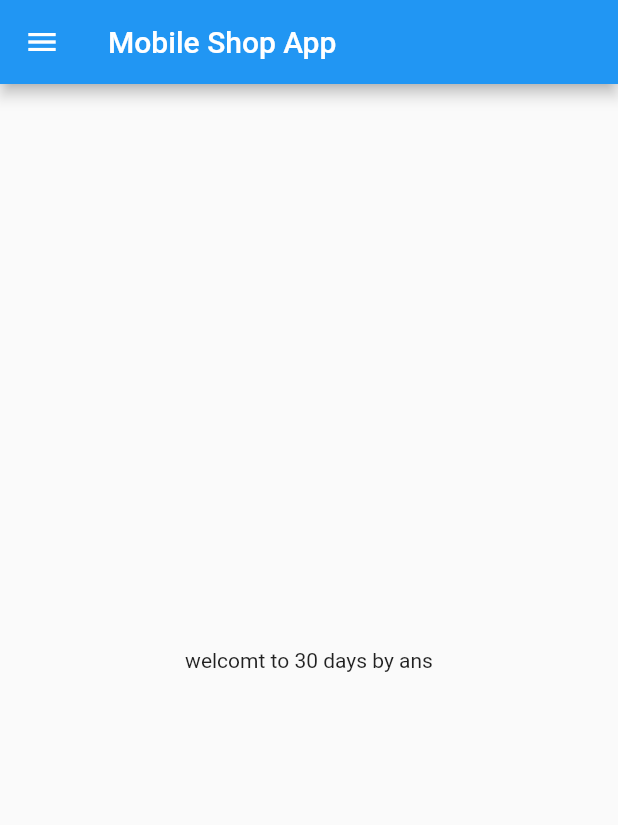
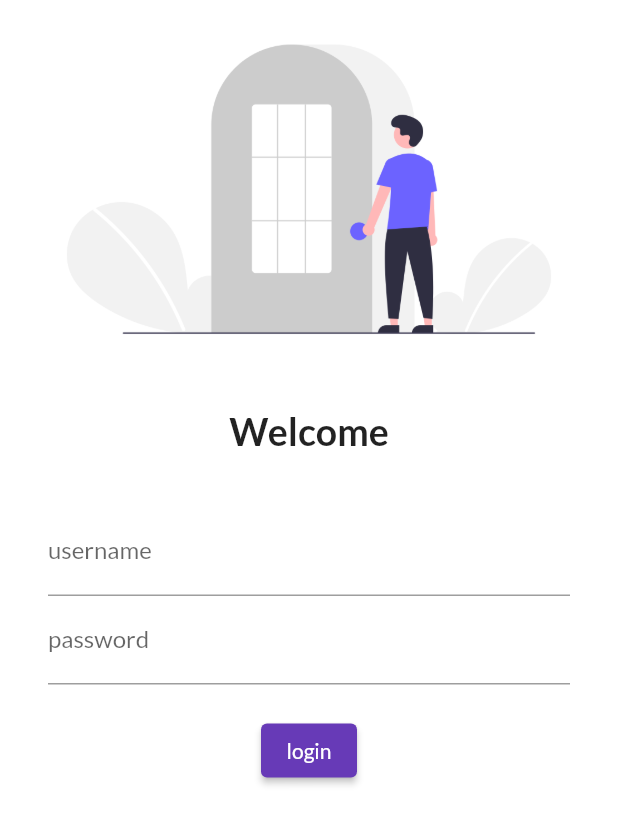
Before and after one commit to AnsNaveed/mobil-shop-eApp, a Flutter app: the screen it shows after launch, on a phone screen of 412 x 824 dp. Shown: the top 825 px of the screen. Run offline on Flutter 3.47's test engine with Material 2 defaults, Android fonts, the phone set to English and light mode, and no system bars; our stand-ins replace google_fonts.

Commit message:
day 1 completed

```diff
--- a/lib/main.dart
+++ b/lib/main.dart
@@ -1,5 +1,7 @@
 import 'package:flutter/material.dart';
-import 'package:mobile_app/home_page.dart';
+import 'package:mobile_app/pages/home_page.dart';
+import 'package:mobile_app/pages/login_page.dart';
+import 'package:google_fonts/google_fonts.dart';
 
 void main() {
   runApp(MyApp());
@@ -10,11 +12,23 @@ class MyApp extends StatelessWidget {
 
   @override
   Widget build(BuildContext context) {
-
-
     return MaterialApp(
       debugShowCheckedModeBanner: false,
-      home:HomePage() ,
+      themeMode: ThemeMode.light,
+      theme: ThemeData(
+        primarySwatch: Colors.deepPurple,
+        fontFamily: GoogleFonts.lato().fontFamily,
+        primaryTextTheme: GoogleFonts.latoTextTheme(),
+      ),
+      darkTheme: ThemeData(
+        brightness: Brightness.dark,
+      ),
+      // initialRoute: "/home",
+      routes: {
+        "/": (context) => LoginPage(),
+        "/home": (context) => HomePage(),
+        "/login": (context) => LoginPage()
+      },
     );
   }
 }
--- a/lib/home_page.dart
+++ b/lib/pages/home_page.dart
@@ -13,7 +13,7 @@ class HomePage extends StatelessWidget {
       ),
       body: Center(
         child: Container(
-          child: Text("welcomt to $days days by $name"),
+          child: Text("welcomt to $days dayss by $name"),
         ),
       ),
       drawer: Drawer(),
--- /dev/null
+++ b/lib/pages/login_page.dart
@@ -0,0 +1,56 @@
+import 'package:flutter/material.dart';
+
+class LoginPage extends StatelessWidget {
+  const LoginPage({Key? key}) : super(key: key);
+
+  @override
+  Widget build(BuildContext context) {
+    return Material(
+        color: Colors.white,
+        child: Column(
+          children: [
+            Image.asset(
+              "assets/images/login_images.png",
+              fit: BoxFit.cover,
+            ),
+            const SizedBox(
+              height: 20.0,
+            ),
+            const Text(
+              "Welcome",
+              style: TextStyle(
+                fontSize: 25,
+                fontWeight: FontWeight.bold,
+              ),
+            ),
+            const SizedBox(height: 20.0),
+            Padding(
+              padding:
+                  const EdgeInsets.symmetric(vertical: 16.0, horizontal: 32.0),
+              child: Column(
+                children: [
+                  TextFormField(
+                    decoration: const InputDecoration(
+                        hintText: " Enter username", labelText: "username"),
+                  ),
+                  TextFormField(
+                    obscureText: true,
+                    decoration: const InputDecoration(
+                      hintText: " Enter Password",
+                      labelText: "password",
+                    ),
+                  ),
+                  const SizedBox(height: 20.0),
+                  ElevatedButton(
+                    onPressed: () {
+                      print("hi ans");
+                    },
+                    child: Text("login"),
+                  ),
+                ],
+              ),
+            )
+          ],
+        ));
+  }
+}
```
Also changed, not shown: pubspec.yaml (+4 -5 lines), assets/images/login_images.png (added), pubspec.lock.
